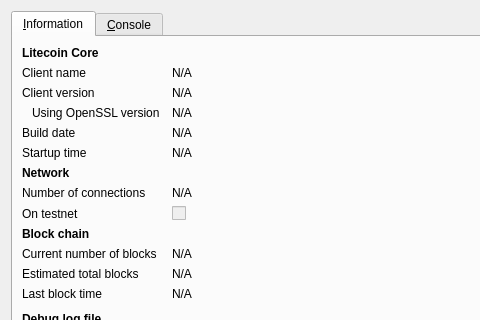
First picture: the form in src/qt/forms/rpcconsole.ui, repository bmills22/testcoin, before the edit; both pictures show x 0 to 480 and y 0 to 320 of the 740 by 450 pixel window.
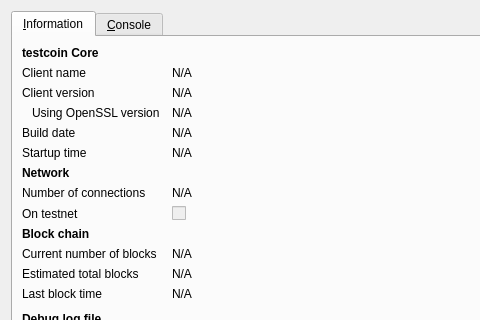
Second picture: the form after the edit. Icons and pictures are not drawn.

Patch:
```diff
--- a/src/qt/forms/rpcconsole.ui
+++ b/src/qt/forms/rpcconsole.ui
@@ -36,7 +36,7 @@
           </font>
          </property>
          <property name="text">
-          <string>Litecoin Core</string>
+          <string>testcoin Core</string>
          </property>
         </widget>
        </item>
```
Left out of the diff: 6 changed lines with no effect on the pictures.
